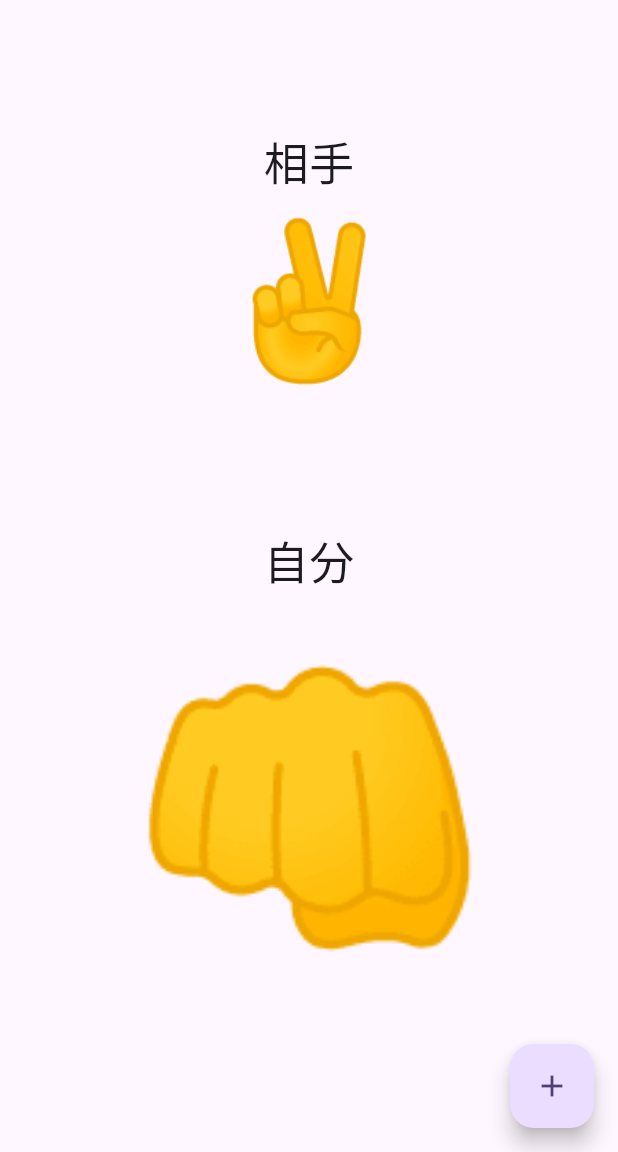
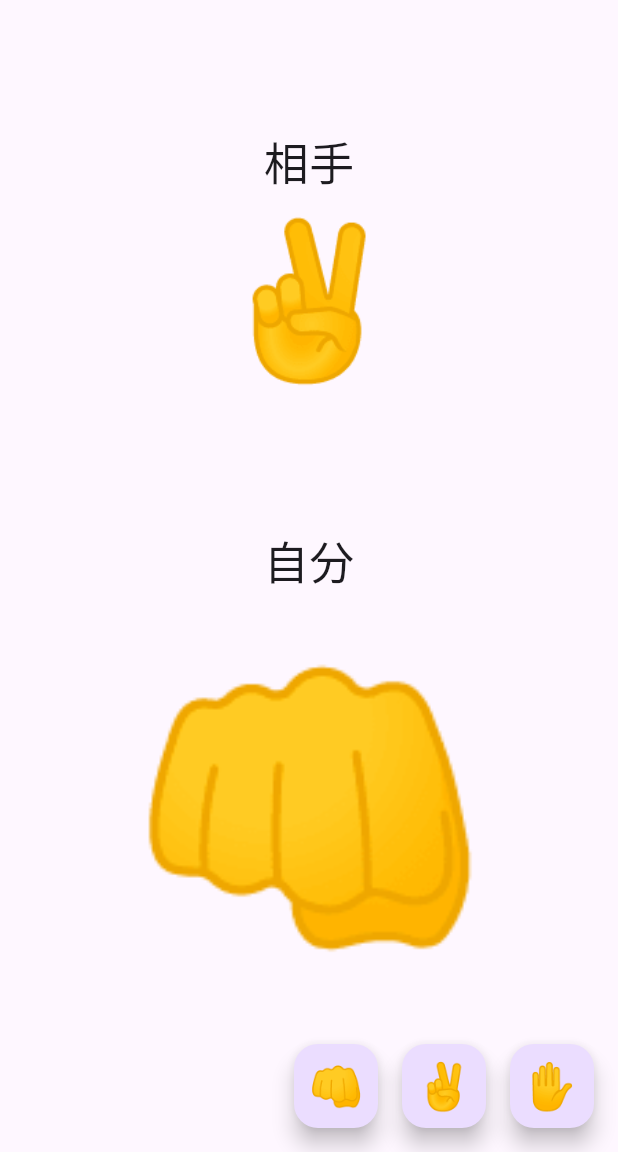
Before and after one commit to TakenakaEri/flutter_rock_paper_scissors_app, a Flutter app: the screen it shows after launch, on a phone screen of 412 x 824 dp, the part 84-1236 px from its top. Run offline on Flutter 3.47's test engine with Material 3 defaults, Android fonts, the phone set to English and light mode, and no system bars.

Commit message:
グーチョキパーボタンの設置

```diff
--- a/lib/main.dart
+++ b/lib/main.dart
@@ -82,10 +82,55 @@ class _MyHomePageState extends State<MyHomePage> {
           ],
         ),
       ),
-      floatingActionButton: FloatingActionButton(
-        // 自作関数の呼び出し
-        onPressed: _chooseJankenText,
-        child: const Icon(Icons.add),
+      // Rowで囲って3つのフローティングボタンを入れる
+      // floatingActionButton: FloatingActionButton(
+      //   // 自作関数の呼び出し
+      //   onPressed: _chooseJankenText,
+      //   child: const Icon(Icons.add),
+      // ),
+      floatingActionButton: Row(
+        mainAxisAlignment: MainAxisAlignment.end,
+        children: [
+          FloatingActionButton(
+              onPressed: (){
+                setState(() {
+                  jankenText='✊';
+                });
+              },
+            child: const Text(
+              '👊',
+              style: TextStyle(fontSize: 30),
+            ),
+          ),
+          const SizedBox(
+            width: 16,
+          ),
+          FloatingActionButton(
+            onPressed: (){
+              setState(() {
+                jankenText='✌️';
+              });
+            },
+            child: const Text(
+              '✌️',
+              style: TextStyle(fontSize: 30),
+            ),
+          ),
+          const SizedBox(
+            width: 16,
+          ),
+          FloatingActionButton(
+            onPressed: (){
+              setState(() {
+                jankenText='✋';
+              });
+            },
+            child: const Text(
+              '✋',
+              style: TextStyle(fontSize: 30),
+            ),
+          ),
+        ],
       ),
     );
   }
```
